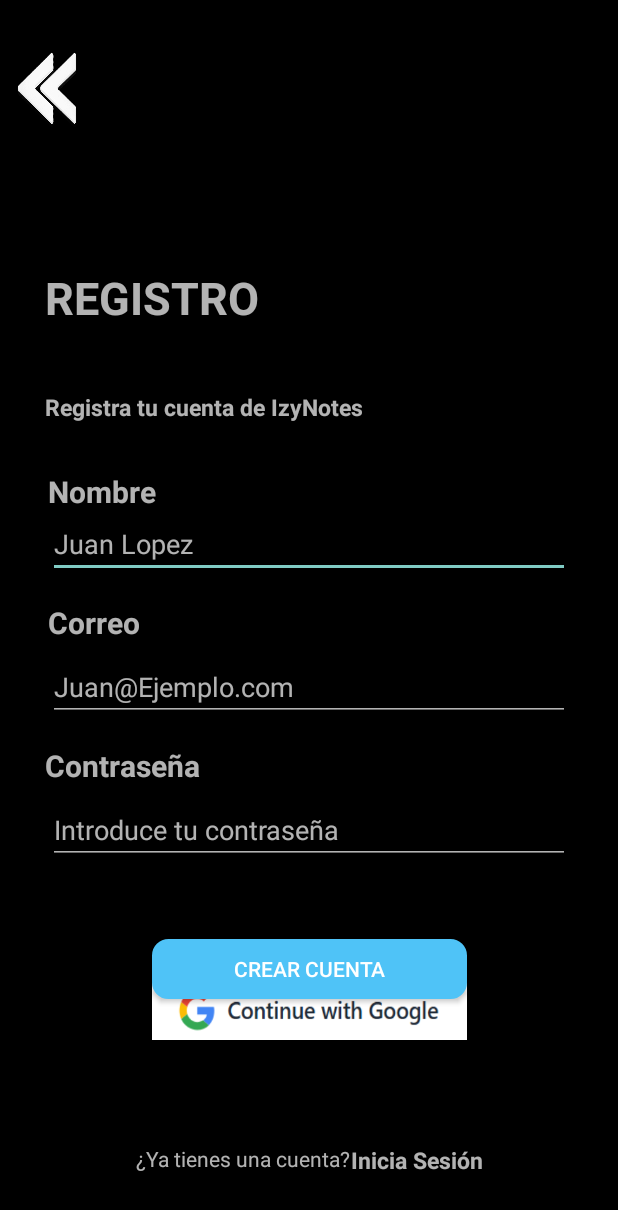
After one commit to Frankzyo/IzyNotes, an Android app: the registro screen opened directly, with no data from a screen before it, on a phone screen of 412 x 824 dp. The commit adds this screen. Shown: the top 1210 px of the screen. Run offline under Robolectric (Android 15) with nearby library versions, the phone set to English and light mode, and no system bars; our stand-ins replace Firebase (no records; nobody signed in at launch, a user with empty details on screens opened directly).

Commit message:
Funciones de Login y registro

```diff
--- a/app/src/main/AndroidManifest.xml
+++ b/app/src/main/AndroidManifest.xml
@@ -13,10 +13,13 @@
         android:theme="@style/Theme.Design.NoActionBar"
         tools:targetApi="31">
         <activity
+            android:name=".registro"
+            android:exported="false" />
+        <activity
             android:name=".Inicio"
             android:exported="false" />
         <activity
-            android:name=".MainActivity"
+            android:name=".login"
             android:exported="true">
             <intent-filter>
                 <action android:name="android.intent.action.MAIN" />
--- /dev/null
+++ b/app/src/main/java/com/programovil/izynotes/registro.kt
@@ -0,0 +1,74 @@
+package com.programovil.izynotes
+
+import android.content.Intent
+import android.os.Bundle
+import android.widget.Button
+import android.widget.EditText
+import android.widget.ImageButton
+import android.widget.Toast
+import androidx.appcompat.app.AppCompatActivity
+import com.google.firebase.auth.FirebaseAuth
+import com.google.firebase.database.FirebaseDatabase
+
+class registro : AppCompatActivity() {
+
+    override fun onCreate(savedInstanceState: Bundle?) {
+        super.onCreate(savedInstanceState)
+        setContentView(R.layout.activity_registro)
+
+        // Botón para volver a la pantalla de login
+        val volver = findViewById<ImageButton>(R.id.imageButton5)
+        volver.setOnClickListener {
+            val intent = Intent(this, login::class.java)
+            startActivity(intent)
+        }
+
+        // Configuración del botón para registrar al usuario
+        setup()
+    }
+
+    private fun setup() {
+        val botonCrearCuenta = findViewById<Button>(R.id.button2)
+
+        botonCrearCuenta.setOnClickListener {
+            val nombre = findViewById<EditText>(R.id.editTextText2).text.toString()
+            val email = findViewById<EditText>(R.id.editTextText3).text.toString()
+            val password = findViewById<EditText>(R.id.editTextTextPassword2).text.toString()
+
+            if (nombre.isNotEmpty() && email.isNotEmpty() && password.isNotEmpty()) {
+                // Registrar al usuario en Firebase Authentication
+                FirebaseAuth.getInstance().createUserWithEmailAndPassword(email, password)
+                    .addOnCompleteListener { task ->
+                        if (task.isSuccessful) {
+                            // Guardar datos adicionales en Firebase Realtime Database
+                            val usuarioId = FirebaseAuth.getInstance().currentUser?.uid
+                            val database = FirebaseDatabase.getInstance().getReference("usuarios")
+
+                            val usuario = mapOf(
+                                "nombre" to nombre,
+                                "email" to email
+                            )
+
+                            if (usuarioId != null) {
+                                database.child(usuarioId).setValue(usuario)
+                                    .addOnCompleteListener {
+                                        if (it.isSuccessful) {
+                                            // Redirigir a la ventana de login
+                                            val intent = Intent(this, login::class.java)
+                                            startActivity(intent)
+                                            finish()
+                                        } else {
+                                            Toast.makeText(this, "Error al guardar los datos", Toast.LENGTH_SHORT).show()
+                                        }
+                                    }
+                            }
+                        } else {
+                            Toast.makeText(this, "Error al registrar: ${task.exception?.message}", Toast.LENGTH_SHORT).show()
+                        }
+                    }
+            } else {
+                Toast.makeText(this, "Por favor, completa todos los campos", Toast.LENGTH_SHORT).show()
+            }
+        }
+    }
+}
--- /dev/null
+++ b/app/src/main/res/layout/activity_registro.xml
@@ -0,0 +1,183 @@
+<?xml version="1.0" encoding="utf-8"?>
+<androidx.constraintlayout.widget.ConstraintLayout xmlns:android="http://schemas.android.com/apk/res/android"
+    xmlns:app="http://schemas.android.com/apk/res-auto"
+    xmlns:tools="http://schemas.android.com/tools"
+    android:id="@+id/main"
+    android:layout_width="match_parent"
+    android:layout_height="match_parent"
+    tools:context=".registro"
+    android:background="@color/black">
+
+    <ImageButton
+        android:id="@+id/imageButton5"
+        android:layout_width="60dp"
+        android:layout_height="60dp"
+        android:layout_marginTop="30dp"
+        android:layout_marginEnd="350dp"
+        android:background="@drawable/atras2"
+        app:layout_constraintEnd_toEndOf="parent"
+        app:layout_constraintStart_toStartOf="parent"
+        app:layout_constraintTop_toTopOf="parent" />
+
+    <EditText
+        android:id="@+id/editTextText2"
+        android:layout_width="match_parent"
+        android:layout_height="wrap_content"
+        android:layout_marginStart="32dp"
+        android:layout_marginTop="340dp"
+        android:layout_marginEnd="32dp"
+        android:ems="10"
+        android:hint="Juan Lopez"
+        android:inputType="text"
+        app:layout_constraintEnd_toEndOf="parent"
+        app:layout_constraintHorizontal_bias="0.497"
+        app:layout_constraintStart_toStartOf="parent"
+        app:layout_constraintTop_toTopOf="parent" />
+
+    <EditText
+        android:id="@+id/editTextTextPassword2"
+        android:layout_width="match_parent"
+        android:layout_height="wrap_content"
+        android:layout_marginStart="32dp"
+        android:layout_marginTop="50dp"
+        android:layout_marginEnd="32dp"
+        android:ems="10"
+        android:hint="Introduce tu contraseña"
+        android:inputType="textPassword"
+        app:layout_constraintEnd_toEndOf="parent"
+        app:layout_constraintStart_toStartOf="parent"
+        app:layout_constraintTop_toBottomOf="@+id/editTextText3" />
+
+    <EditText
+        android:id="@+id/editTextText3"
+        android:layout_width="match_parent"
+        android:layout_height="wrap_content"
+        android:layout_marginStart="32dp"
+        android:layout_marginTop="50dp"
+        android:layout_marginEnd="32dp"
+        android:ems="10"
+        android:hint="Juan@Ejemplo.com"
+        android:inputType="text"
+        app:layout_constraintEnd_toEndOf="parent"
+        app:layout_constraintHorizontal_bias="0.487"
+        app:layout_constraintStart_toStartOf="parent"
+        app:layout_constraintTop_toBottomOf="@+id/editTextText2" />
+
+    <TextView
+        android:id="@+id/textView6"
+        android:layout_width="wrap_content"
+        android:layout_height="wrap_content"
+        android:layout_marginStart="30dp"
+        android:layout_marginTop="88dp"
+        android:layout_marginEnd="300dp"
+        android:text="REGISTRO"
+        android:textSize="30sp"
+        android:textStyle="bold"
+        app:layout_constraintEnd_toEndOf="parent"
+        app:layout_constraintHorizontal_bias="0.0"
+        app:layout_constraintStart_toStartOf="parent"
+        app:layout_constraintTop_toBottomOf="@+id/imageButton5" />
+
+    <TextView
+        android:id="@+id/textView7"
+        android:layout_width="wrap_content"
+        android:layout_height="wrap_content"
+        android:layout_marginStart="30dp"
+        android:layout_marginTop="42dp"
+        android:layout_marginEnd="300dp"
+        android:text="Registra tu cuenta de IzyNotes"
+        android:textSize="15sp"
+        android:textStyle="bold"
+        app:layout_constraintEnd_toEndOf="parent"
+        app:layout_constraintHorizontal_bias="0.0"
+        app:layout_constraintStart_toStartOf="parent"
+        app:layout_constraintTop_toBottomOf="@+id/textView6" />
+
+    <TextView
+        android:id="@+id/textView8"
+        android:layout_width="wrap_content"
+        android:layout_height="wrap_content"
+        android:layout_marginTop="32dp"
+        android:text="Nombre"
+        android:textSize="20sp"
+        android:textStyle="bold"
+        app:layout_constraintEnd_toEndOf="parent"
+        app:layout_constraintHorizontal_bias="0.094"
+        app:layout_constraintStart_toStartOf="parent"
+        app:layout_constraintTop_toBottomOf="@+id/textView7" />
+
+    <TextView
+        android:id="@+id/textView9"
+        android:layout_width="wrap_content"
+        android:layout_height="wrap_content"
+        android:layout_marginTop="60dp"
+        android:text="Correo"
+        android:textSize="20sp"
+        android:textStyle="bold"
+        app:layout_constraintEnd_toEndOf="parent"
+        app:layout_constraintHorizontal_bias="0.091"
+        app:layout_constraintStart_toStartOf="parent"
+        app:layout_constraintTop_toBottomOf="@+id/textView8" />
+
+    <TextView
+        android:id="@+id/textView10"
+        android:layout_width="wrap_content"
+        android:layout_height="wrap_content"
+        android:layout_marginTop="16dp"
+        android:text="Contraseña"
+        android:textSize="20sp"
+        android:textStyle="bold"
+        app:layout_constraintEnd_toEndOf="parent"
+        app:layout_constraintHorizontal_bias="0.097"
+        app:layout_constraintStart_toStartOf="parent"
+        app:layout_constraintTop_toBottomOf="@+id/editTextText3" />
+
+    <Button
+        android:id="@+id/button2"
+        android:layout_width="210dp"
+        android:layout_height="40dp"
+        android:layout_marginTop="50dp"
+        android:background="@drawable/button_rounded"
+        android:text="Crear Cuenta"
+        android:textColor="@color/white"
+        app:layout_constraintEnd_toEndOf="parent"
+        app:layout_constraintStart_toStartOf="parent"
+        app:layout_constraintTop_toBottomOf="@+id/editTextTextPassword2" />
+
+    <ImageButton
+        android:id="@+id/imageButton7"
+        android:layout_width="210dp"
+        android:layout_height="40dp"
+        android:layout_marginTop="5dp"
+        android:layout_marginBottom="149dp"
+        android:background="@drawable/contgoogle"
+        android:radius="60dp"
+        app:layout_constraintBottom_toBottomOf="parent"
+        app:layout_constraintEnd_toEndOf="parent"
+        app:layout_constraintStart_toStartOf="parent"
+        app:layout_constraintTop_toBottomOf="@+id/button2" />
+
+    <TextView
+        android:id="@+id/textView12"
+        android:layout_width="wrap_content"
+        android:layout_height="wrap_content"
+        android:layout_marginStart="90dp"
+        android:layout_marginTop="69dp"
+        android:text="¿Ya tienes una cuenta?"
+        app:layout_constraintEnd_toStartOf="@+id/textView13"
+        app:layout_constraintStart_toStartOf="parent"
+        app:layout_constraintTop_toBottomOf="@+id/imageButton7" />
+
+    <TextView
+        android:id="@+id/textView13"
+        android:layout_width="wrap_content"
+        android:layout_height="wrap_content"
+        android:layout_marginTop="69dp"
+        android:layout_marginEnd="90dp"
+        android:text="Inicia Sesión"
+        android:textSize="15sp"
+        android:textStyle="bold"
+        app:layout_constraintEnd_toEndOf="parent"
+        app:layout_constraintTop_toBottomOf="@+id/imageButton7" />
+
+</androidx.constraintlayout.widget.ConstraintLayout>
--- a/build.gradle.kts
+++ b/build.gradle.kts
@@ -2,4 +2,5 @@
 plugins {
     alias(libs.plugins.android.application) apply false
     alias(libs.plugins.kotlin.android) apply false
+    id("com.google.gms.google-services") version "4.4.2" apply false
 }
```
Also changed, not shown: app/build.gradle.kts (+10 -1 lines), app/src/main/java/com/programovil/izynotes/Inicio.kt (+11 -5 lines), app/src/main/java/com/programovil/izynotes/MainActivity.kt (deleted, +0 -27 lines), app/src/main/java/com/programovil/izynotes/login.kt (added, +77 -0 lines), app/src/main/res/layout/activity_inicio.xml (+11 -0 lines), app/src/main/res/layout/activity_login.xml (renamed from app/src/main/res/layout/activity_main.xml, +10 -8 lines), app/src/main/res/drawable/atras2.png (added), app/src/main/res/drawable/contgoogle.png (added), 1 other file.
